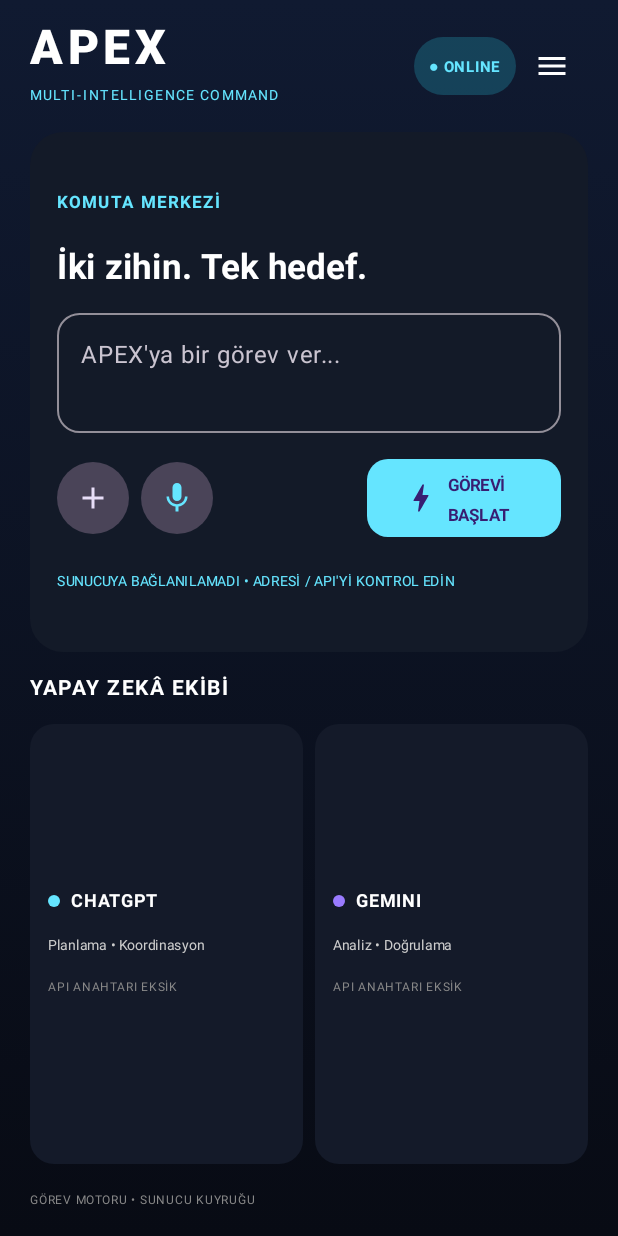
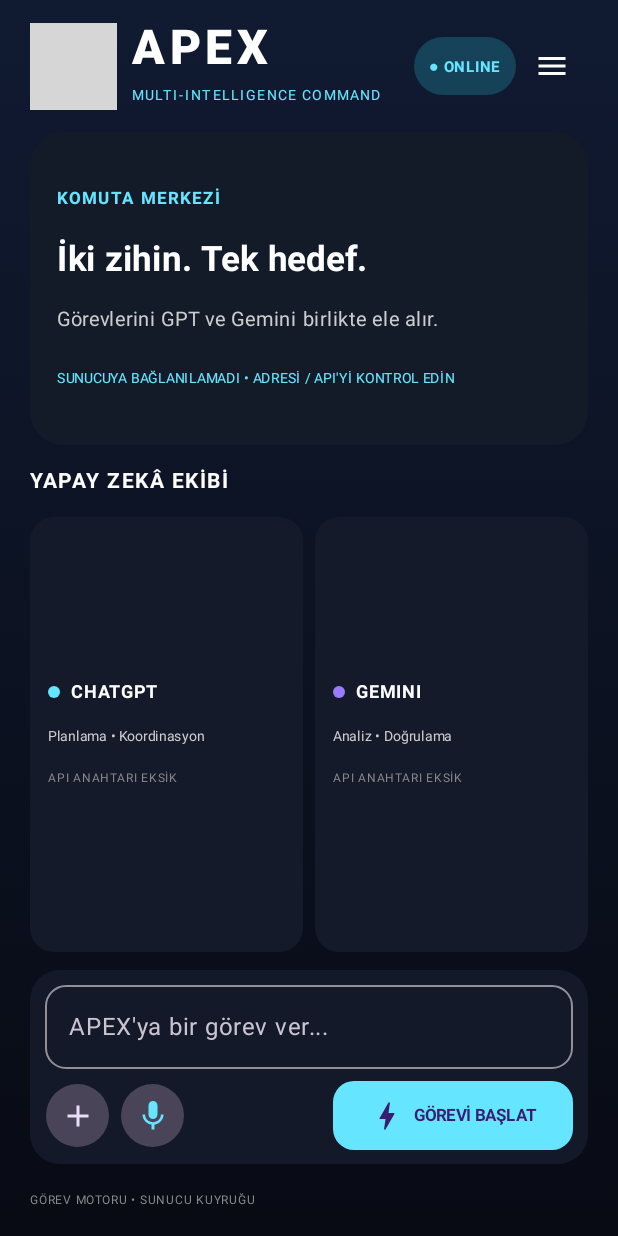
Before and after one commit to FatihKoc81/APEX, an Android app built with Jetpack Compose: the screen it shows after launch (MainActivity), on a phone screen of 412 x 824 dp. Run offline under Robolectric (Android 15) with nearby library versions, the phone set to English and light mode, and no system bars; grey boxes are pictures that could not be loaded.

Commit message:
Move APEX command composer to bottom and apply approved logo

```diff
--- a/android/app/src/main/java/com/nexora/app/MainActivity.kt
+++ b/android/app/src/main/java/com/nexora/app/MainActivity.kt
@@ -7,6 +7,7 @@ import androidx.activity.ComponentActivity
 import androidx.activity.compose.setContent
 import androidx.activity.compose.rememberLauncherForActivityResult
 import androidx.activity.result.contract.ActivityResultContracts
+import androidx.compose.foundation.Image
 import androidx.compose.foundation.background
 import androidx.compose.foundation.layout.*
 import androidx.compose.foundation.shape.RoundedCornerShape
@@ -22,6 +23,7 @@ import androidx.compose.ui.Alignment
 import androidx.compose.ui.Modifier
 import androidx.compose.ui.graphics.Brush
 import androidx.compose.ui.graphics.Color
+import androidx.compose.ui.res.painterResource
 import androidx.compose.ui.text.font.FontWeight
 import androidx.compose.ui.unit.dp
 import androidx.compose.ui.unit.sp
@@ -129,6 +131,8 @@ fun ApexHome() {
                 verticalArrangement = Arrangement.spacedBy(if (compact) 8.dp else 12.dp)
             ) {
                 Row(Modifier.fillMaxWidth().height(if (compact) 54.dp else 64.dp), verticalAlignment = Alignment.CenterVertically) {
+                    Image(painter = painterResource(R.drawable.apex_logo), contentDescription = "APEX", modifier = Modifier.size(if (compact) 48.dp else 58.dp))
+                    Spacer(Modifier.width(10.dp))
                     Column(Modifier.weight(1f)) {
                         Text("APEX", fontSize = if (compact) 27.sp else 32.sp, fontWeight = FontWeight.Black, color = Color.White, letterSpacing = 3.sp)
                         Text("MULTI-INTELLIGENCE COMMAND", fontSize = 9.sp, color = Cyan, letterSpacing = 1.5.sp)
@@ -148,15 +152,30 @@ fun ApexHome() {
                     }
                 }
 
-                Surface(Modifier.weight(1.18f).fillMaxWidth(), color = Panel.copy(alpha = .97f), shape = RoundedCornerShape(22.dp)) {
+                Surface(Modifier.weight(0.72f).fillMaxWidth(), color = Panel.copy(alpha = .97f), shape = RoundedCornerShape(22.dp)) {
                     Column(Modifier.fillMaxSize().padding(if (compact) 14.dp else 18.dp), verticalArrangement = Arrangement.SpaceEvenly) {
                         Text("KOMUTA MERKEZİ", color = Cyan, fontSize = 11.sp, fontWeight = FontWeight.Bold, letterSpacing = 1.4.sp)
                         Text("İki zihin. Tek hedef.", color = Color.White, fontSize = if (compact) 20.sp else 23.sp, fontWeight = FontWeight.Bold)
-                        OutlinedTextField(command, { command = it }, Modifier.fillMaxWidth(), minLines = 2, maxLines = 3, placeholder = { Text("APEX'ya bir görev ver...") }, shape = RoundedCornerShape(15.dp))
+                        Text("Görevlerini GPT ve Gemini birlikte ele alır.", color = Color.LightGray, fontSize = 13.sp)
+                        Text(status, color = Cyan, fontSize = 9.sp, maxLines = 2)
+                    }
+                }
+
+                Text("YAPAY ZEKÂ EKİBİ", color = Color.White, fontWeight = FontWeight.Bold, letterSpacing = 1.sp, fontSize = 14.sp)
+                Column(Modifier.weight(1f).fillMaxWidth(), verticalArrangement = Arrangement.spacedBy(8.dp)) {
+                    Row(Modifier.weight(1f), horizontalArrangement = Arrangement.spacedBy(8.dp)) {
+                        ProviderTile("CHATGPT", "Planlama • Koordinasyon", providers["openai"] == true, Cyan, Modifier.weight(1f))
+                        ProviderTile("GEMINI", "Analiz • Doğrulama", providers["gemini"] == true, Violet, Modifier.weight(1f))
+                    }
+
+                }
+                Surface(Modifier.fillMaxWidth(), color = Panel.copy(alpha = .99f), shape = RoundedCornerShape(20.dp)) {
+                    Column(Modifier.fillMaxWidth().padding(10.dp), verticalArrangement = Arrangement.spacedBy(7.dp)) {
+                        OutlinedTextField(command, { command = it }, Modifier.fillMaxWidth(), minLines = 1, maxLines = 3, placeholder = { Text("APEX'ya bir görev ver...") }, shape = RoundedCornerShape(14.dp))
                         if (attachmentLabel.isNotBlank()) Text(attachmentLabel, color = Cyan, fontSize = 9.sp, maxLines = 1)
                         Row(Modifier.fillMaxWidth(), verticalAlignment = Alignment.CenterVertically, horizontalArrangement = Arrangement.spacedBy(8.dp)) {
                             Box {
-                                FilledTonalIconButton(onClick = { addExpanded = true }, modifier = Modifier.size(if (compact) 42.dp else 48.dp)) { Icon(Icons.Default.Add, "Ek ekle") }
+                                FilledTonalIconButton(onClick = { addExpanded = true }, modifier = Modifier.size(42.dp)) { Icon(Icons.Default.Add, "Ek ekle") }
                                 DropdownMenu(expanded = addExpanded, onDismissRequest = { addExpanded = false }) {
                                     DropdownMenuItem(text = { Text("Kamera") }, onClick = { addExpanded = false; cameraCapture.launch(null) })
                                     DropdownMenuItem(text = { Text("Fotoğraflar") }, onClick = { addExpanded = false; photoPicker.launch("image/*") })
@@ -170,23 +189,13 @@ fun ApexHome() {
                                     putExtra(RecognizerIntent.EXTRA_PROMPT, "APEX için talimatınızı söyleyin")
                                 }
                                 try { speechInput.launch(intent) } catch (_: Exception) { status = "SES TANIMA HİZMETİ BULUNAMADI" }
-                            }, modifier = Modifier.size(if (compact) 42.dp else 48.dp)) { Icon(Icons.Default.Mic, "Sesli talimat", tint = Cyan) }
+                            }, modifier = Modifier.size(42.dp)) { Icon(Icons.Default.Mic, "Sesli talimat", tint = Cyan) }
                             Spacer(Modifier.weight(1f))
-                            Button(onClick = { startTask() }, modifier = Modifier.weight(1.5f).height(if (compact) 46.dp else 52.dp), shape = RoundedCornerShape(14.dp)) {
+                            Button(onClick = { startTask() }, modifier = Modifier.height(46.dp), shape = RoundedCornerShape(14.dp)) {
                                 Icon(Icons.Default.Bolt, null); Spacer(Modifier.width(6.dp)); Text("GÖREVİ BAŞLAT", fontWeight = FontWeight.Bold, fontSize = 11.sp)
                             }
                         }
-                        Text(status, color = Cyan, fontSize = 9.sp, maxLines = 2)
                     }
-                }
-
-                Text("YAPAY ZEKÂ EKİBİ", color = Color.White, fontWeight = FontWeight.Bold, letterSpacing = 1.sp, fontSize = 14.sp)
-                Column(Modifier.weight(1f).fillMaxWidth(), verticalArrangement = Arrangement.spacedBy(8.dp)) {
-                    Row(Modifier.weight(1f), horizontalArrangement = Arrangement.spacedBy(8.dp)) {
-                        ProviderTile("CHATGPT", "Planlama • Koordinasyon", providers["openai"] == true, Cyan, Modifier.weight(1f))
-                        ProviderTile("GEMINI", "Analiz • Doğrulama", providers["gemini"] == true, Violet, Modifier.weight(1f))
-                    }
-
                 }
                 Text(if (taskId.isBlank()) "GÖREV MOTORU • SUNUCU KUYRUĞU" else "AKTİF GÖREV • $taskId", color = Color.Gray, fontSize = 8.sp, maxLines = 1)
             }
```
